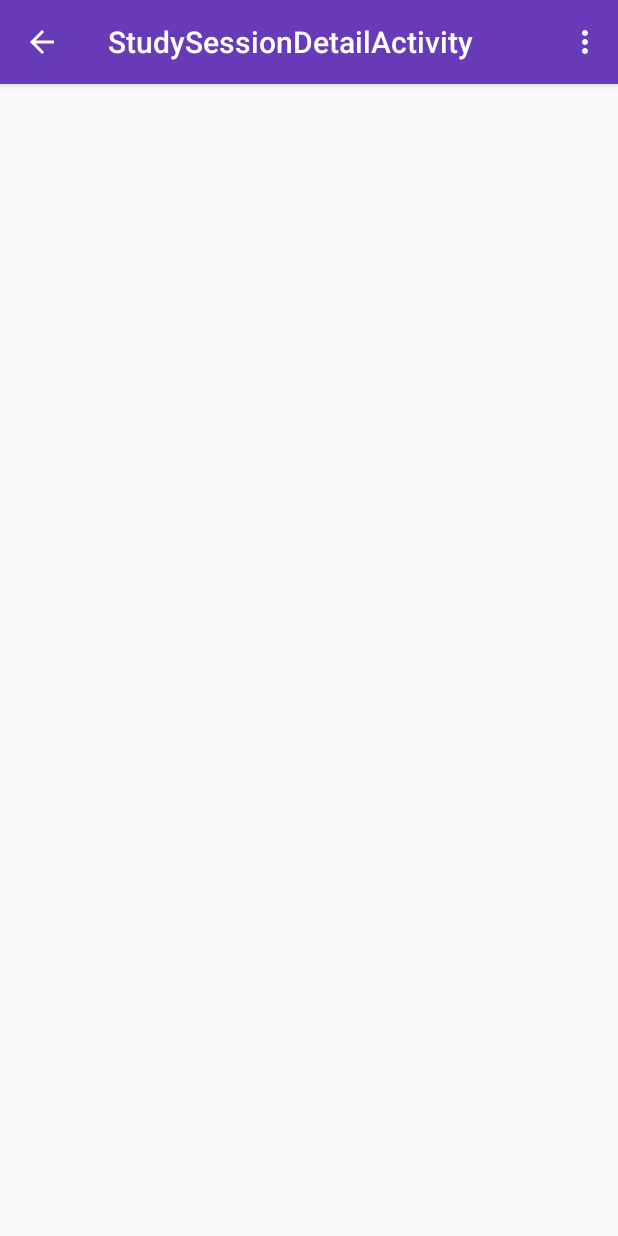
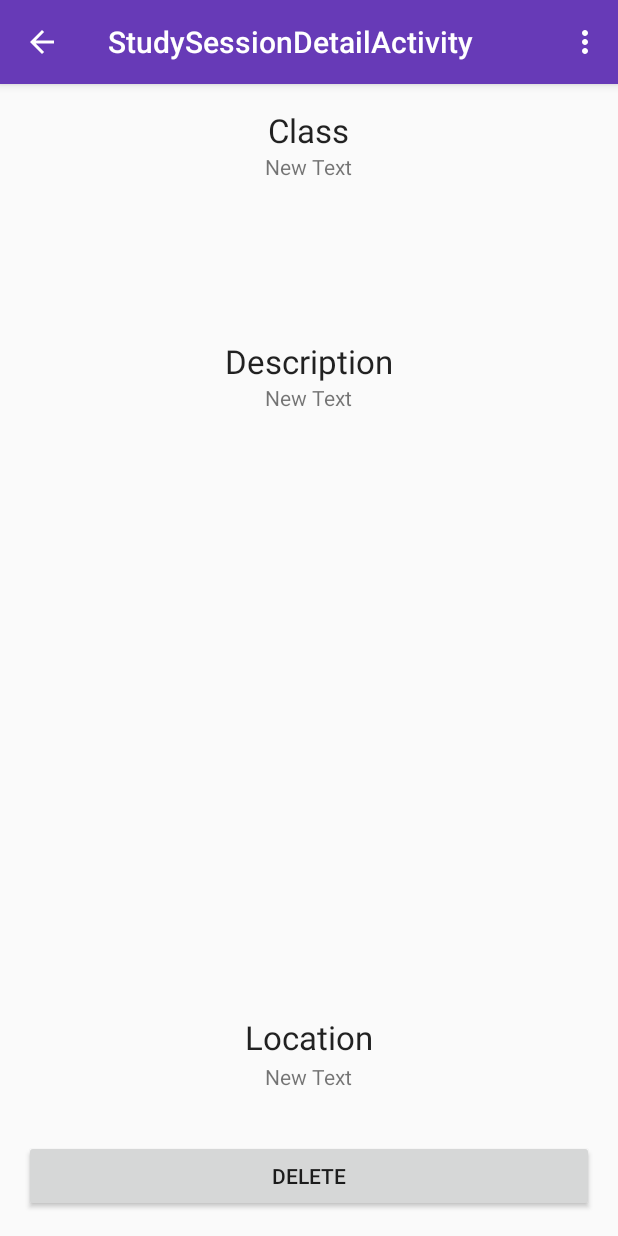
Before and after one commit to kfuh1/StudyBuddy, an Android app: the StudySessionDetailActivityFragment screen opened directly, with no data from a screen before it, on a phone screen of 412 x 824 dp. Run offline under Robolectric (Android 15) with nearby library versions, the phone set to English and light mode, and no system bars.

Commit message:
Beginning of detail view

```diff
--- a/StudyBuddy/app/src/main/java/android/example/com/studdybuddy/ParseApplication.java
+++ b/StudyBuddy/app/src/main/java/android/example/com/studdybuddy/ParseApplication.java
@@ -27,7 +27,7 @@ public class ParseApplication extends Application {
         // Add your initialization code here
 
         //REMEMBER TO REMOVE THE TWO KEYS WHEN YOU UPLAOD TO GITHUB
-        Parse.initialize(this, "fd", "sds");
+        Parse.initialize(this, "FP", "GXq");
 
         ParseAnonymousUtils.logIn(new LogInCallback() {
             @Override
--- a/StudyBuddy/app/src/main/java/android/example/com/studdybuddy/StudySessionDetailActivityFragment.java
+++ b/StudyBuddy/app/src/main/java/android/example/com/studdybuddy/StudySessionDetailActivityFragment.java
@@ -13,7 +13,8 @@ import android.widget.TextView;
  */
 public class StudySessionDetailActivityFragment extends Fragment {
 
-    private String testText;
+    private String testName;
+    private String testDescription;
 
     public StudySessionDetailActivityFragment() {
     }
@@ -29,9 +30,12 @@ public class StudySessionDetailActivityFragment extends Fragment {
 
         Bundle bundle = getActivity().getIntent().getExtras();
         if (bundle != null ) {
-            testText = bundle.getString("sessionName");
-            ((TextView) rootView.findViewById(R.id.detail_text_temp))
-                    .setText(testText);
+            testName = bundle.getString("sessionName");
+            ((TextView) rootView.findViewById(R.id.classText)) /*detail_text_temp*/
+                    .setText(testName);
+            testDescription = bundle.getString("sessionDescription");
+            ((TextView) rootView.findViewById(R.id.descriptionText))
+                    .setText(testDescription);
         }
 
 
--- a/StudyBuddy/app/src/main/java/android/example/com/studdybuddy/StudySessionFragment.java
+++ b/StudyBuddy/app/src/main/java/android/example/com/studdybuddy/StudySessionFragment.java
@@ -95,6 +95,7 @@ public class StudySessionFragment extends Fragment {
                 Intent intent = new Intent(getActivity(), StudySessionDetailActivity.class);
                 Bundle bundle = new Bundle(); //Use a bundle to sotre multiple objects with a key/value pair
                 bundle.putString("sessionName", mStudySessionAdapter.getItem(position).getSessionName());
+                bundle.putString("sessionDescription", mStudySessionAdapter.getItem(position).getSessionDescription());
                 intent.putExtras(bundle);
                 startActivity(intent);
             }
--- a/StudyBuddy/app/src/main/res/layout/fragment_study_session_detail.xml
+++ b/StudyBuddy/app/src/main/res/layout/fragment_study_session_detail.xml
@@ -4,10 +4,76 @@
     android:paddingRight="@dimen/activity_horizontal_margin"
     android:paddingTop="@dimen/activity_vertical_margin"
     android:paddingBottom="@dimen/activity_vertical_margin"
-    tools:context="android.example.com.studdybuddy.StudySessionDetailActivityFragment">
+    tools:context="android.example.com.studdybuddy.StudySessionDetailActivityFragment"
+    android:id="@+id/fragment_study_session_detail">
 
     <TextView  android:layout_width="wrap_content"
         android:layout_height="wrap_content"
         android:id="@+id/detail_text_temp" />
 
+    <TextView
+        android:layout_width="wrap_content"
+        android:layout_height="wrap_content"
+        android:textAppearance="?android:attr/textAppearanceLarge"
+        android:text="Class"
+        android:id="@+id/textView"
+        android:layout_alignParentTop="true"
+        android:layout_centerHorizontal="true" />
+
+    <TextView
+        android:layout_width="wrap_content"
+        android:layout_height="wrap_content"
+        android:text="New Text"
+        android:id="@+id/classText"
+        android:layout_below="@+id/textView"
+        android:layout_centerHorizontal="true" />
+
+    <TextView
+        android:layout_width="wrap_content"
+        android:layout_height="wrap_content"
+        android:textAppearance="?android:attr/textAppearanceLarge"
+        android:text="Description"
+        android:id="@+id/textView3"
+        android:layout_below="@+id/classText"
+        android:layout_centerHorizontal="true"
+        android:layout_marginTop="105dp" />
+
+    <TextView
+        android:layout_width="wrap_content"
+        android:layout_height="wrap_content"
+        android:text="New Text"
+        android:id="@+id/descriptionText"
+        android:layout_below="@+id/textView3"
+        android:layout_centerHorizontal="true" />
+
+    <TextView
+        android:layout_width="wrap_content"
+        android:layout_height="wrap_content"
+        android:textAppearance="?android:attr/textAppearanceLarge"
+        android:text="Location"
+        android:id="@+id/textView5"
+        android:layout_alignParentBottom="true"
+        android:layout_centerHorizontal="true"
+        android:layout_marginBottom="102dp" />
+
+    <TextView
+        android:layout_width="wrap_content"
+        android:layout_height="wrap_content"
+        android:text="New Text"
+        android:id="@+id/LocationText"
+        android:layout_alignTop="@+id/textView5"
+        android:layout_centerHorizontal="true"
+        android:layout_marginTop="31dp" />
+
+    <Button
+        android:layout_width="wrap_content"
+        android:layout_height="wrap_content"
+        android:text="Delete"
+        android:id="@+id/deleteButton"
+        android:layout_alignParentBottom="true"
+        android:layout_alignParentLeft="true"
+        android:layout_alignParentStart="true"
+        android:layout_alignParentRight="true"
+        android:layout_alignParentEnd="true" />
+
 </RelativeLayout>
```
Also changed, not shown: 2 other files.
